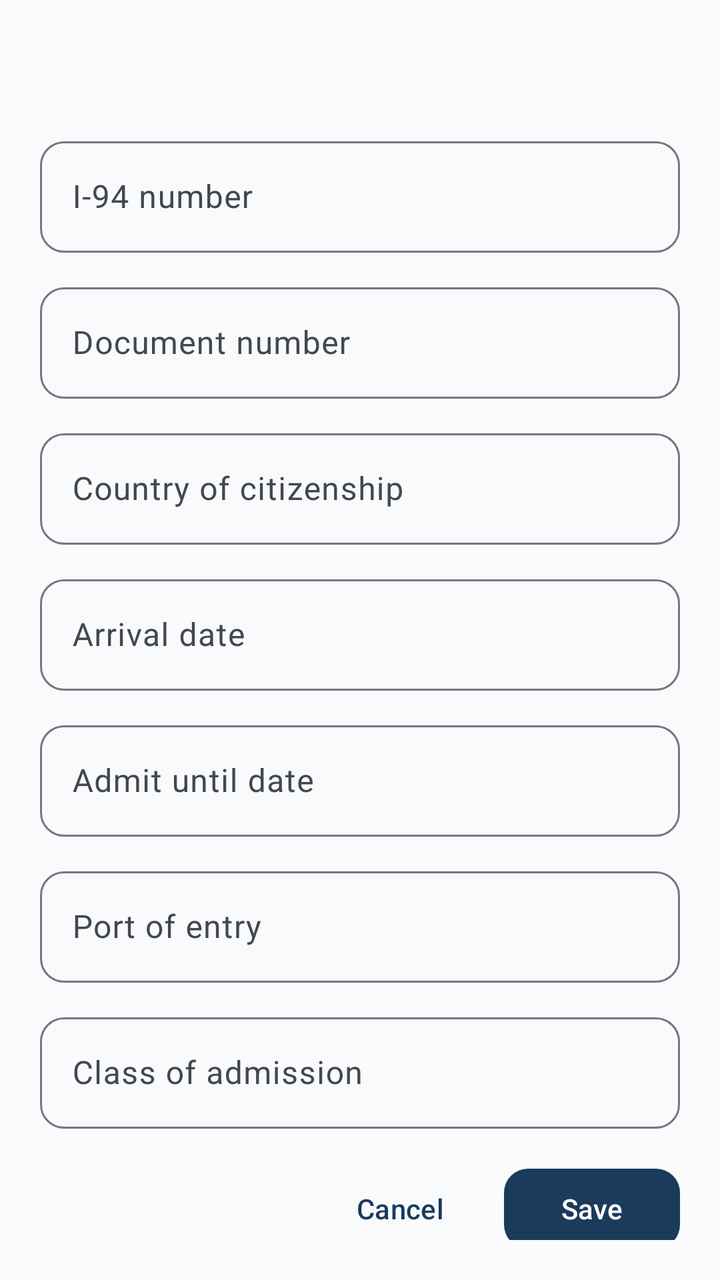
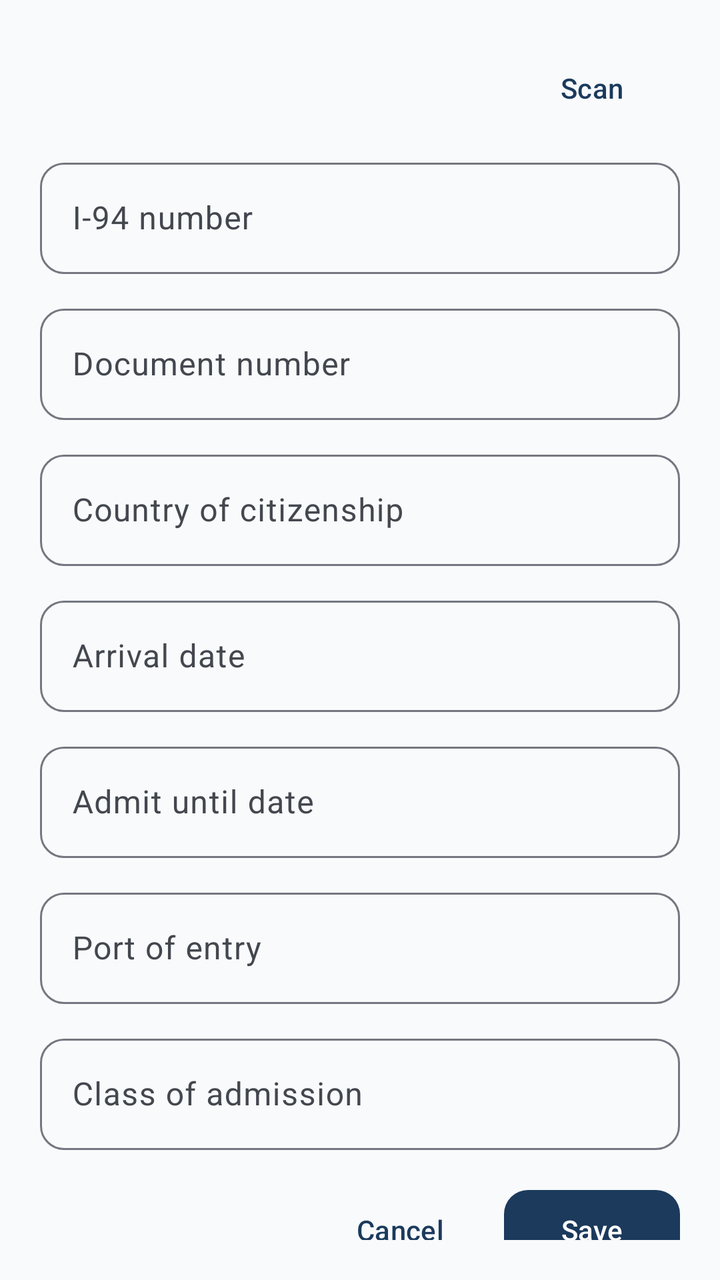

Compare the two renders of this Android layout. The source of the first and the diff that turns it into the second are given below.
<!-- AndroidManifest.xml: application theme Theme.ImmigrantVault -->
<!-- res/layout/bottom_sheet_i94_form.xml -->
<?xml version="1.0" encoding="utf-8"?>
<androidx.core.widget.NestedScrollView xmlns:android="http://schemas.android.com/apk/res/android"
    android:layout_width="match_parent"
    android:layout_height="wrap_content"
    android:padding="@dimen/form_padding">

    <LinearLayout
        android:layout_width="match_parent"
        android:layout_height="wrap_content"
        android:orientation="vertical">

        <TextView
            android:id="@+id/form_title"
            android:layout_width="match_parent"
            android:layout_height="wrap_content"
            android:layout_marginBottom="16dp"
            android:textAppearance="@style/TextAppearance.ImmigrantVault.FormTitle" />

        <com.google.android.material.textfield.TextInputLayout
            android:id="@+id/input_i94_layout"
            style="@style/Widget.ImmigrantVault.TextInputLayout"
            android:layout_width="match_parent"
            android:layout_height="wrap_content"
            android:hint="@string/label_i94_number">

            <com.google.android.material.textfield.TextInputEditText
                android:id="@+id/input_i94"
                android:layout_width="match_parent"
                android:layout_height="wrap_content" />

        </com.google.android.material.textfield.TextInputLayout>

        <com.google.android.material.textfield.TextInputLayout
            android:id="@+id/input_document_layout"
            style="@style/Widget.ImmigrantVault.TextInputLayout"
            android:layout_width="match_parent"
            android:layout_height="wrap_content"
            android:layout_marginTop="@dimen/form_field_spacing"
            android:hint="@string/label_document_number">

            <com.google.android.material.textfield.TextInputEditText
                android:id="@+id/input_document"
                android:layout_width="match_parent"
                android:layout_height="wrap_content" />

        </com.google.android.material.textfield.TextInputLayout>

        <com.google.android.material.textfield.TextInputLayout
            android:id="@+id/input_citizenship_layout"
            style="@style/Widget.ImmigrantVault.TextInputLayout"
            android:layout_width="match_parent"
            android:layout_height="wrap_content"
            android:layout_marginTop="@dimen/form_field_spacing"
            android:hint="@string/label_country_of_citizenship">

            <com.google.android.material.textfield.TextInputEditText
                android:id="@+id/input_citizenship"
                android:layout_width="match_parent"
                android:layout_height="wrap_content" />

        </com.google.android.material.textfield.TextInputLayout>

        <com.google.android.material.textfield.TextInputLayout
            android:id="@+id/input_arrival_layout"
            style="@style/Widget.ImmigrantVault.TextInputLayout"
            android:layout_width="match_parent"
            android:layout_height="wrap_content"
            android:layout_marginTop="@dimen/form_field_spacing"
            android:hint="@string/label_arrival_date">

            <com.google.android.material.textfield.TextInputEditText
                android:id="@+id/input_arrival"
                android:layout_width="match_parent"
                android:layout_height="wrap_content"
                android:focusable="false" />

        </com.google.android.material.textfield.TextInputLayout>

        <com.google.android.material.textfield.TextInputLayout
            android:id="@+id/input_admit_layout"
            style="@style/Widget.ImmigrantVault.TextInputLayout"
            android:layout_width="match_parent"
            android:layout_height="wrap_content"
            android:layout_marginTop="@dimen/form_field_spacing"
            android:hint="@string/label_admit_until">

            <com.google.android.material.textfield.TextInputEditText
                android:id="@+id/input_admit"
                android:layout_width="match_parent"
                android:layout_height="wrap_content"
                android:focusable="false" />

        </com.google.android.material.textfield.TextInputLayout>

        <com.google.android.material.textfield.TextInputLayout
            android:id="@+id/input_port_layout"
            style="@style/Widget.ImmigrantVault.TextInputLayout"
            android:layout_width="match_parent"
            android:layout_height="wrap_content"
            android:layout_marginTop="@dimen/form_field_spacing"
            android:hint="@string/label_port_of_entry">

            <com.google.android.material.textfield.TextInputEditText
                android:id="@+id/input_port"
                android:layout_width="match_parent"
                android:layout_height="wrap_content" />

        </com.google.android.material.textfield.TextInputLayout>

        <com.google.android.material.textfield.TextInputLayout
            android:id="@+id/input_class_layout"
            style="@style/Widget.ImmigrantVault.TextInputLayout"
            android:layout_width="match_parent"
            android:layout_height="wrap_content"
            android:layout_marginTop="@dimen/form_field_spacing"
            android:hint="@string/label_class_admission">

            <com.google.android.material.textfield.TextInputEditText
                android:id="@+id/input_class"
                android:layout_width="match_parent"
                android:layout_height="wrap_content" />

        </com.google.android.material.textfield.TextInputLayout>

        <LinearLayout
            android:layout_width="match_parent"
            android:layout_height="wrap_content"
            android:layout_marginTop="16dp"
            android:gravity="end"
            android:orientation="horizontal">

            <com.google.android.material.button.MaterialButton
                android:id="@+id/btn_cancel"
                style="@style/Widget.ImmigrantVault.Button.Text"
                android:layout_width="wrap_content"
                android:layout_height="wrap_content"
                android:text="@string/action_cancel" />

            <com.google.android.material.button.MaterialButton
                android:id="@+id/btn_save"
                android:layout_width="wrap_content"
                android:layout_height="wrap_content"
                android:layout_marginStart="8dp"
                android:text="@string/action_save" />

        </LinearLayout>

    </LinearLayout>

</androidx.core.widget.NestedScrollView>
<!-- resources referenced by this layout -->
<resources>
  <dimen name="form_field_spacing">12dp</dimen>
  <dimen name="form_padding">20dp</dimen>
  <string name="action_cancel">Cancel</string>
  <string name="action_save">Save</string>
  <string name="label_admit_until">Admit until date</string>
  <string name="label_arrival_date">Arrival date</string>
  <string name="label_class_admission">Class of admission</string>
  <string name="label_country_of_citizenship">Country of citizenship</string>
  <string name="label_document_number">Document number</string>
  <string name="label_i94_number">I-94 number</string>
  <string name="label_port_of_entry">Port of entry</string>
  <style name="TextAppearance.ImmigrantVault.FormTitle" parent="TextAppearance.Material3.TitleLarge">
          <item name="android:textColor">?attr/colorOnSurface</item>
          <item name="android:letterSpacing">0</item>
      </style>
  <style name="Theme.ImmigrantVault" parent="Base.Theme.ImmigrantVault" />
  <style name="ShapeAppearance.ImmigrantVault.SmallComponent" parent="ShapeAppearance.Material3.SmallComponent">
          <item name="cornerFamily">rounded</item>
          <item name="cornerSize">@dimen/corner_small</item>
      </style>
  <dimen name="corner_small">12dp</dimen>
  <color name="md_theme_primary">#1B3A5C</color>
  <color name="md_theme_on_primary">#FFFFFF</color>
  <color name="md_theme_primary_container">#D4E3F3</color>
  <color name="md_theme_on_primary_container">#0A1F33</color>
  <color name="md_theme_secondary">#2A9D8F</color>
  <color name="md_theme_on_secondary">#FFFFFF</color>
  <color name="md_theme_secondary_container">#B8E8E0</color>
  <color name="md_theme_on_secondary_container">#0A3D36</color>
  <color name="md_theme_tertiary">#E9C46A</color>
  <color name="md_theme_on_tertiary">#3D2F00</color>
  <color name="md_theme_tertiary_container">#FFF0C2</color>
  <color name="md_theme_on_tertiary_container">#4A3800</color>
  <color name="md_theme_error">#BA1A1A</color>
  <color name="md_theme_on_error">#FFFFFF</color>
  <color name="md_theme_error_container">#FFDAD6</color>
  <color name="md_theme_on_error_container">#410002</color>
  <color name="md_theme_background">#F8FAFC</color>
  <color name="md_theme_on_background">#1A1C1E</color>
  <color name="md_theme_surface">#FFFFFF</color>
  <color name="md_theme_on_surface">#1A1C1E</color>
  <color name="md_theme_surface_variant">#E8EEF4</color>
  <color name="md_theme_on_surface_variant">#43474E</color>
  <color name="md_theme_outline">#74777F</color>
  <color name="md_theme_outline_variant">#C4C7CF</color>
  <style name="ShapeAppearance.ImmigrantVault.MediumComponent" parent="ShapeAppearance.Material3.MediumComponent">
          <item name="cornerFamily">rounded</item>
          <item name="cornerSize">@dimen/corner_medium</item>
      </style>
  <style name="ShapeAppearance.ImmigrantVault.LargeComponent" parent="ShapeAppearance.Material3.LargeComponent">
          <item name="cornerFamily">rounded</item>
          <item name="cornerSize">@dimen/corner_extra_large</item>
      </style>
  <style name="ThemeOverlay.ImmigrantVault.BottomSheetDialog" parent="ThemeOverlay.Material3.BottomSheetDialog">
          <item name="bottomSheetStyle">@style/Widget.ImmigrantVault.BottomSheet</item>
      </style>
  <style name="ThemeOverlay.ImmigrantVault.MaterialAlertDialog" parent="ThemeOverlay.Material3.MaterialAlertDialog">
          <item name="shapeAppearance">@style/ShapeAppearance.ImmigrantVault.MediumComponent</item>
          <item name="shapeAppearanceOverlay">@null</item>
      </style>
  <dimen name="corner_medium">16dp</dimen>
  <dimen name="corner_extra_large">28dp</dimen>
  <dimen name="corner_large">20dp</dimen>
  <dimen name="elevation_card">2dp</dimen>
  <!-- unchanged entries left out for length: 7 -->
</resources>

<!-- the commit's change to res/layout/bottom_sheet_i94_form.xml (unified diff, before → after) -->
@@ -9,18 +9,43 @@
         android:layout_height="wrap_content"
         android:orientation="vertical">
 
-        <TextView
-            android:id="@+id/form_title"
+        <LinearLayout
             android:layout_width="match_parent"
             android:layout_height="wrap_content"
-            android:layout_marginBottom="16dp"
-            android:textAppearance="@style/TextAppearance.ImmigrantVault.FormTitle" />
+            android:gravity="center_vertical"
+            android:orientation="horizontal">
+
+            <TextView
+                android:id="@+id/form_title"
+                android:layout_width="0dp"
+                android:layout_height="wrap_content"
+                android:layout_weight="1"
+                android:textAppearance="@style/TextAppearance.ImmigrantVault.FormTitle" />
+
+            <com.google.android.material.button.MaterialButton
+                android:id="@+id/btn_scan"
+                style="@style/Widget.ImmigrantVault.Button.Text"
+                android:layout_width="wrap_content"
+                android:layout_height="wrap_content"
+                android:text="@string/action_scan" />
+
+        </LinearLayout>
+
+        <ProgressBar
+            android:id="@+id/scan_progress"
+            style="?android:attr/progressBarStyleHorizontal"
+            android:layout_width="match_parent"
+            android:layout_height="wrap_content"
+            android:layout_marginBottom="8dp"
+            android:indeterminate="true"
+            android:visibility="gone" />
 
         <com.google.android.material.textfield.TextInputLayout
             android:id="@+id/input_i94_layout"
             style="@style/Widget.ImmigrantVault.TextInputLayout"
             android:layout_width="match_parent"
             android:layout_height="wrap_content"
+            android:layout_marginTop="8dp"
             android:hint="@string/label_i94_number">
 
             <com.google.android.material.textfield.TextInputEditText
<!-- resource entries referenced after the edit -->
@@ -4,6 +4,7 @@
   <dimen name="form_padding">20dp</dimen>
   <string name="action_cancel">Cancel</string>
   <string name="action_save">Save</string>
+  <string name="action_scan">Scan</string>
   <string name="label_admit_until">Admit until date</string>
   <string name="label_arrival_date">Arrival date</string>
   <string name="label_class_admission">Class of admission</string>
